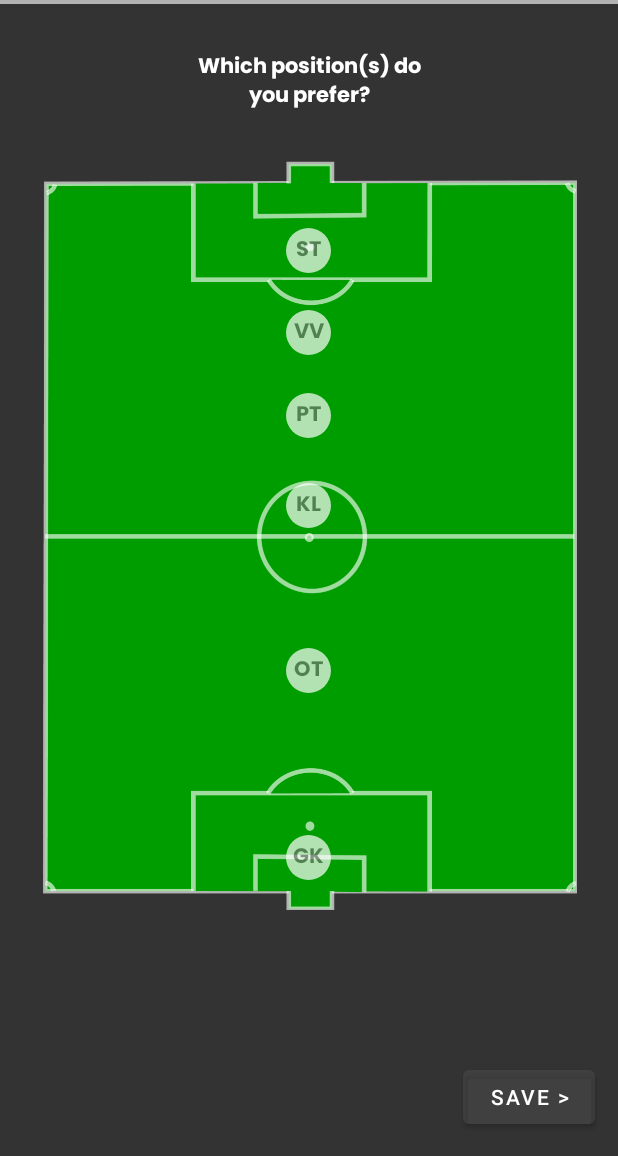
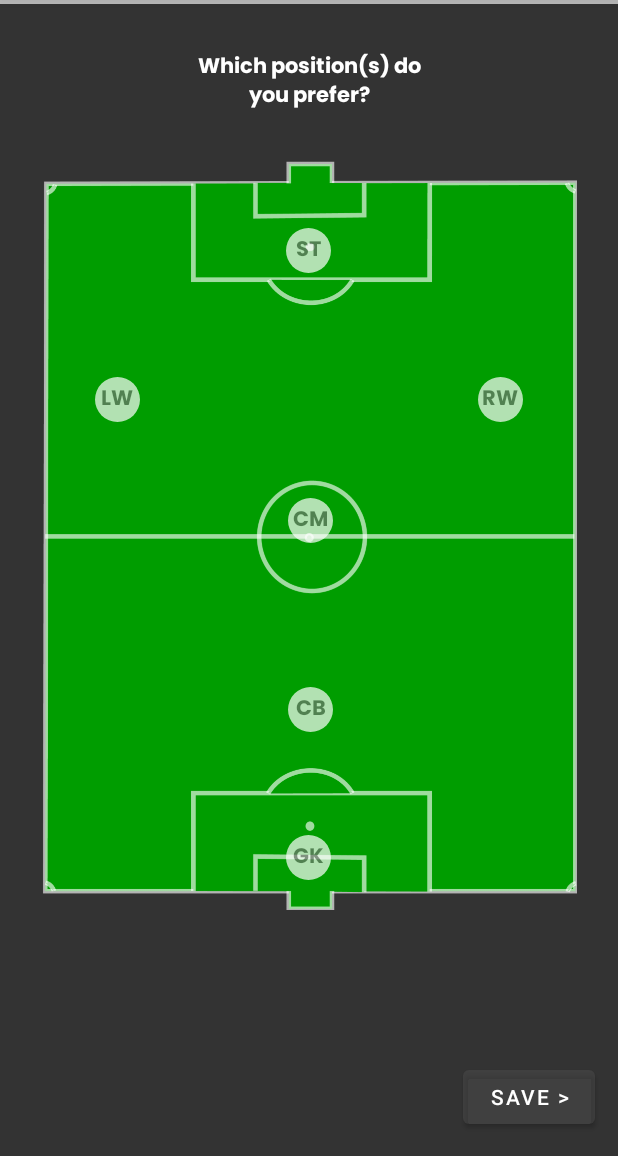
Before and after one commit to merakserhat/BilFoot, an Android app: the PositionSelectionActivity screen opened directly, with no data from a screen before it, on a phone screen of 412 x 824 dp, the part 80-1236 px from its top. Run offline under Robolectric (Android 15) with nearby library versions, the phone set to English and light mode, and no system bars; our stand-ins replace Firebase (no records; nobody signed in at launch, a user with empty details on screens opened directly).

Commit message:
position selection design

```diff
--- a/app/src/main/res/layout/activity_position_selection.xml
+++ b/app/src/main/res/layout/activity_position_selection.xml
@@ -65,7 +65,9 @@
             android:layout_alignLeft="@id/footballPitch"
             android:layout_alignTop="@id/footballPitch"
             android:layout_alignRight="@id/footballPitch"
-            android:layout_marginTop="155dp"
+            android:layout_marginLeft="2dp"
+            android:layout_marginTop="225dp"
+            android:layout_marginRight="0dp"
             android:alpha="0.7"
             android:tag="position_layout">
 
@@ -81,7 +83,7 @@
                 android:layout_gravity="center"
                 android:fontFamily="@font/poppins_bold"
                 android:tag="position_text"
-                android:text="PT"
+                android:text="CM"
                 android:textAlignment="center" />
         </FrameLayout>
 
@@ -91,7 +93,9 @@
             android:layout_alignLeft="@id/footballPitch"
             android:layout_alignTop="@id/footballPitch"
             android:layout_alignRight="@id/footballPitch"
-            android:layout_marginTop="325dp"
+            android:layout_marginLeft="1dp"
+            android:layout_marginTop="351dp"
+            android:layout_marginRight="-1dp"
             android:alpha="0.7"
             android:tag="position_layout">
 
@@ -107,17 +111,21 @@
                 android:layout_gravity="center"
                 android:fontFamily="@font/poppins_bold"
                 android:tag="position_text"
-                android:text="OT"
+                android:text="CB"
                 android:textAlignment="center" />
         </FrameLayout>
 
+        <LinearLayout
+            android:layout_width="match_parent"
+            android:layout_height="wrap_content"
+            android:layout_alignBottom="@id/footballPitch"
+            android:layout_marginBottom="325dp"
+            android:gravity="center">
+
             <FrameLayout
-            android:layout_width="wrap_content"
+                android:layout_width="30dp"
                 android:layout_height="wrap_content"
-            android:layout_alignLeft="@id/footballPitch"
-            android:layout_alignTop="@id/footballPitch"
-            android:layout_alignRight="@id/footballPitch"
-            android:layout_marginTop="215dp"
+                android:layout_gravity="center"
                 android:alpha="0.7"
                 android:tag="position_layout">
 
@@ -133,17 +141,14 @@
                     android:layout_gravity="center"
                     android:fontFamily="@font/poppins_bold"
                     android:tag="position_text"
-                android:text="KL"
+                    android:text="LW"
                     android:textAlignment="center" />
             </FrameLayout>
 
             <FrameLayout
-            android:layout_width="wrap_content"
+                android:layout_width="30dp"
                 android:layout_height="wrap_content"
-            android:layout_alignLeft="@id/footballPitch"
-            android:layout_alignTop="@id/footballPitch"
-            android:layout_alignRight="@id/footballPitch"
-            android:layout_marginTop="100dp"
+                android:layout_marginStart="225dp"
                 android:alpha="0.7"
                 android:tag="position_layout">
 
@@ -159,9 +164,11 @@
                     android:layout_gravity="center"
                     android:fontFamily="@font/poppins_bold"
                     android:tag="position_text"
-                android:text="VV"
+                    android:text="RW"
                     android:textAlignment="center" />
             </FrameLayout>
+
+        </LinearLayout>
 
         <FrameLayout
             android:layout_width="wrap_content"
--- a/app/src/main/res/layout/item_ann_opp.xml
+++ b/app/src/main/res/layout/item_ann_opp.xml
@@ -32,6 +32,7 @@
         android:id="@+id/profileBtn"
         android:layout_width="50dp"
         android:layout_height="50dp"
+        android:alpha="0.8"
         android:layout_alignParentStart="true"
         android:layout_centerVertical="true"
         android:layout_marginStart="8dp"
--- a/app/src/main/res/layout/item_ann_player.xml
+++ b/app/src/main/res/layout/item_ann_player.xml
@@ -32,6 +32,7 @@
         android:id="@+id/profileBtn"
         android:layout_width="50dp"
         android:layout_height="50dp"
+        android:alpha="0.8"
         android:layout_alignParentStart="true"
         android:layout_centerVertical="true"
         android:layout_marginStart="8dp"
--- a/app/src/main/res/layout/item_ann_team.xml
+++ b/app/src/main/res/layout/item_ann_team.xml
@@ -32,6 +32,7 @@
         android:id="@+id/profileBtn"
         android:layout_width="50dp"
         android:layout_height="50dp"
+        android:alpha="0.8"
         android:layout_alignParentStart="true"
         android:layout_centerVertical="true"
         android:layout_marginStart="8dp"
```
Lines whose indentation alone changed are shown as unchanged.
